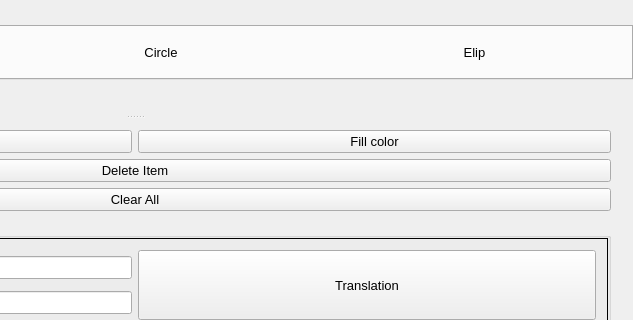
Above: window.ui from giahuyng98/computer-graphics before the change; both pictures show x 625 to 1258 and y 0 to 320 of the 1258 by 652 pixel window. Below: the same form after it.
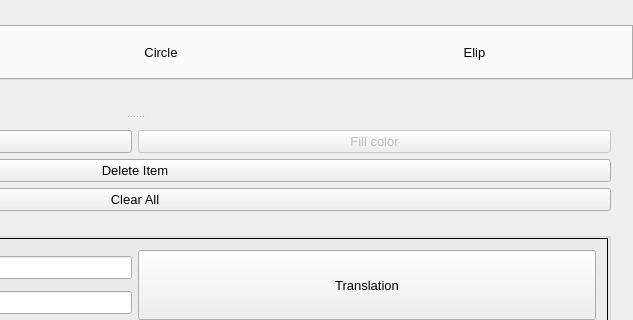
That is the form after the change.

What changed in the file:
```diff
--- a/window.ui
+++ b/window.ui
@@ -365,6 +365,9 @@
                 </item>
                 <item>
                  <widget class="QPushButton" name="fillColorBtn">
+                  <property name="enabled">
+                   <bool>false</bool>
+                  </property>
                   <property name="text">
                    <string>Fill color</string>
                   </property>
```
Left out of the diff: 4 changed lines with no effect on the pictures.
